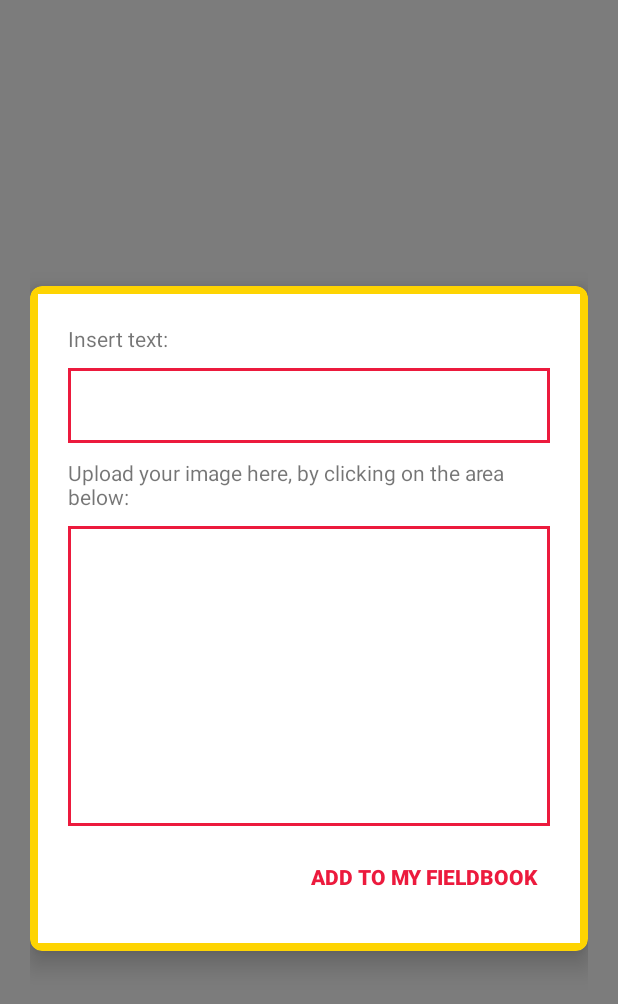
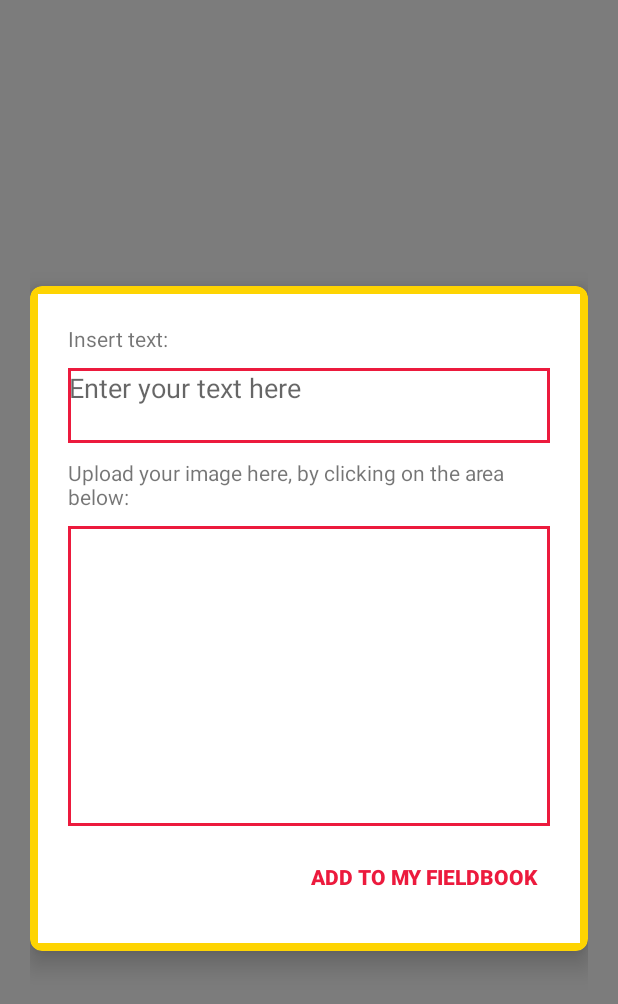
Before and after one commit to codybloemhard/uu-uce, an Android app: the layout add_fieldbook_popup.xml on its own in the app's theme, with its tools: preview values and no code run, on a phone screen of 412 x 824 dp. Shown: the top 1004 px of the screen. Run offline under Robolectric (Android 15) with nearby library versions, the phone set to English and light mode, and no system bars; Roboto replaces fonts that are not available here.

Commit message:
Reduced android warnings

```diff
--- a/app/app/src/main/res/layout/add_fieldbook_popup.xml
+++ b/app/app/src/main/res/layout/add_fieldbook_popup.xml
@@ -41,7 +41,9 @@
                 android:layout_marginBottom="10dp"
                 android:ems="10"
                 android:gravity="start|top"
-                android:inputType="textMultiLine" />
+                android:inputType="textMultiLine"
+                android:hint="@string/fieldbook_textfield_hint"
+                android:importantForAutofill="no" />
 
             <TextView
                 android:id="@+id/textView6"
--- a/app/app/src/main/res/values/strings.xml
+++ b/app/app/src/main/res/values/strings.xml
@@ -43,4 +43,5 @@
     <string name="fieldbook_image_preview">Picture Preview</string>
     <string name="menu_bar_backbutton_description">Back Button</string>
     <string name="menubar_placeholder_text">Menu Item</string>
+    <string name="fieldbook_textfield_hint">Enter your text here</string>
 </resources>
--- a/app/build.gradle
+++ b/app/build.gradle
@@ -1,7 +1,7 @@
 // Top-level build file where you can add configuration options common to all sub-projects/modules.
 
 buildscript {
-    ext.kotlin_version = '1.3.70'
+    ext.kotlin_version = '1.3.71'
     repositories {
         google()
         jcenter()
```
